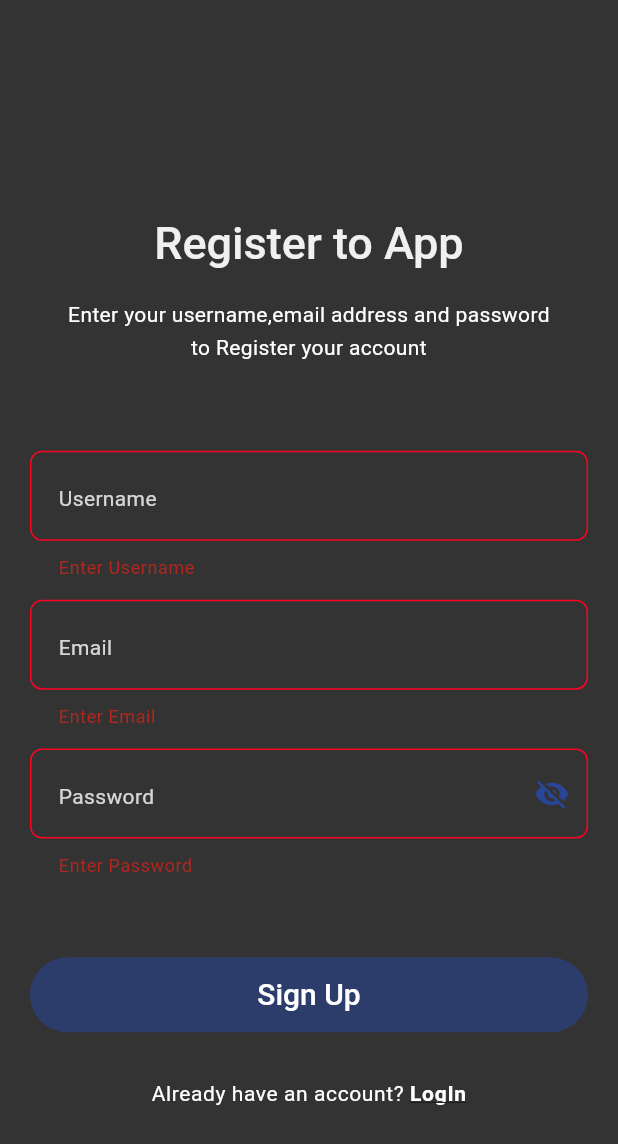
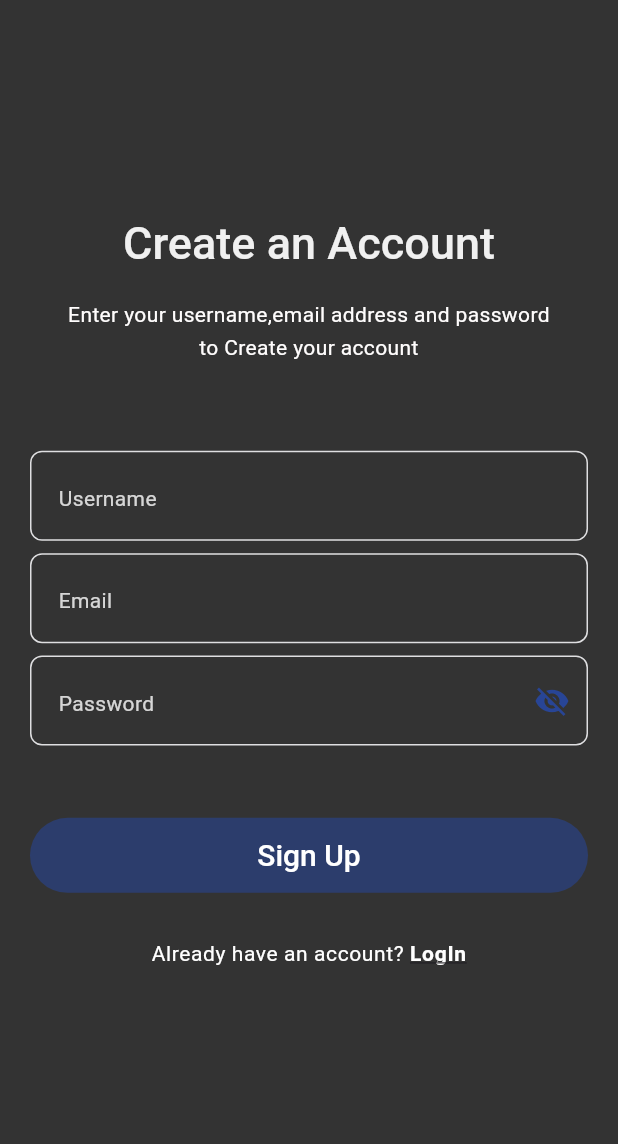
Before and after one commit to RihdoRian564265/dattingapp, a Flutter app: the SignUpScreen screen opened by its route, after a tap on "Sign Up", on a phone screen of 412 x 824 dp. Shown: the top 1144 px of the screen. Run offline on Flutter 3.47's test engine with Material 3 defaults, Android fonts, the phone set to English and light mode, and no system bars; our stand-ins replace firebase_auth, firebase_core, firebase_database, flutter_iconly, flutter_spinkit, flutter_svg and 2 more; accounts and stored records are empty; Roboto replaces fonts that are missing (SF-Pro-Display-Medium).

Commit message:
Tampilan SignUp Fixes #13

```diff
--- a/lib/view/signup/sign_up_screen.dart
+++ b/lib/view/signup/sign_up_screen.dart
@@ -1,8 +1,12 @@
+import 'dart:async';
+
+import 'package:dattingapp/res/component/input_text_field.dart';
+import 'package:dattingapp/res/component/round_botoon.dart';
 import 'package:dattingapp/utils/utils.dart';
+import 'package:dattingapp/view/login/login_screen.dart';
 import 'package:dattingapp/view_model/signup/signup_controller.dart';
 import 'package:flutter/material.dart';
-import 'package:dattingapp/res/component/input_text_field.dart';
-import 'package:dattingapp/res/component/round_botoon.dart';
+import 'package:page_transition/page_transition.dart';
 import 'package:provider/provider.dart';
 
 class SignUpScreen extends StatefulWidget {
@@ -15,9 +19,9 @@
 class _SignUpScreenState extends State<SignUpScreen> {
   final _formKey = GlobalKey<FormState>();
 
-  final emailControllor = TextEditingController();
-  final passwordControllor = TextEditingController();
-  final usernameControllor = TextEditingController();
+  final emailController = TextEditingController();
+  final passwordController = TextEditingController();
+  final usernameController = TextEditingController();
 
   final emailFocusNode = FocusNode();
   final passwordFocusNode = FocusNode();
@@ -26,9 +30,9 @@
   @override
   void dispose() {
     super.dispose();
-    emailControllor.dispose();
-    passwordControllor.dispose();
-    usernameControllor.dispose();
+    emailController.dispose();
+    passwordController.dispose();
+    usernameController.dispose();
     emailFocusNode.dispose();
     passwordFocusNode.dispose();
     usernameFocusNode.dispose();
@@ -45,7 +49,7 @@
             child: ChangeNotifierProvider(
               create: (_) => SignUpController(),
               child: Consumer<SignUpController>(
-            builder: (context, provider, child){
+                  builder: (context, provider, child) {
                 return SingleChildScrollView(
                   child: Column(
                     mainAxisAlignment: MainAxisAlignment.start,
@@ -55,17 +59,17 @@
                         height: height * .15,
                       ),
                       Text(
-                  'Register to App',
+                        'Create an Account',
                         style: Theme.of(context).textTheme.displaySmall,
                       ),
                       SizedBox(
                         height: height * .01,
-                ),Text(
-                  'Enter your username,email address and password\nto Register your account',
+                      ),
+                      Text(
+                        'Enter your username,email address and password\nto Create your account',
                         style: Theme.of(context).textTheme.bodyMedium,
                         textAlign: TextAlign.center,
                       ),
-
                       SizedBox(
                         height: height * .01,
                       ),
@@ -78,24 +82,27 @@
                             children: [
                               InputTextField(
                                   enable: true,
-                            myController: usernameControllor,
+                                  myController: usernameController,
                                   focusNode: usernameFocusNode,
                                   onFieldSubmittedValue: (value) {},
                                   keyboardType: TextInputType.emailAddress,
                                   isPasswordField: false,
                                   hint: 'Username',
                                   onValidator: (value) {
-                              return value.isEmpty ? 'Enter Username' : null;
+                                    return value.isEmpty
+                                        ? 'Enter Username'
+                                        : null;
                                   }),
                               SizedBox(
                                 height: height * 0.01,
                               ),
                               InputTextField(
                                   enable: true,
-                            myController: emailControllor,
+                                  myController: emailController,
                                   focusNode: emailFocusNode,
                                   onFieldSubmittedValue: (value) {
-                              Utils.fieldFocus(context, emailFocusNode, passwordFocusNode);
+                                    Utils.fieldFocus(context, emailFocusNode,
+                                        passwordFocusNode);
                                   },
                                   keyboardType: TextInputType.emailAddress,
                                   isPasswordField: false,
@@ -108,14 +115,16 @@
                               ),
                               InputTextField(
                                   enable: true,
-                            myController: passwordControllor,
+                                  myController: passwordController,
                                   focusNode: passwordFocusNode,
                                   onFieldSubmittedValue: (value) {},
                                   keyboardType: TextInputType.visiblePassword,
                                   isPasswordField: true,
                                   hint: 'Password',
                                   onValidator: (value) {
-                              return value.isEmpty ? 'Enter Password' : null;
+                                    return value.isEmpty
+                                        ? 'Enter Password'
+                                        : null;
                                   })
                             ],
                           ),
@@ -128,10 +137,19 @@
                         title: 'Sign Up',
                         loading: provider.loading,
                         onPressed: () {
-
-                    if(_formKey.currentState!.validate ()){
-                      provider.signUp(context, usernameControllor.text, emailControllor.text, passwordControllor.text);
-
+                          if (_formKey.currentState!.validate()) {
+                            provider.signUp(context, usernameController.text,
+                                emailController.text, passwordController.text);
+                          } else {
+                            Timer(
+                              Duration(seconds: 1),
+                              () => Navigator.of(context).push(
+                                PageTransition(
+                                  child: SignUpScreen(),
+                                  type: PageTransitionType.fade,
+                                ),
+                              ),
+                            );
                           }
                         },
                       ),
@@ -140,7 +158,12 @@
                       ),
                       InkWell(
                         onTap: () {
-                    Navigator.pushNamed(context, '/login');
+                          Navigator.of(context).push(
+                            PageTransition(
+                              child: LoginScreen(),
+                              type: PageTransitionType.fade,
+                            ),
+                          );
                         },
                         child: Text.rich(
                           TextSpan(
@@ -157,7 +180,8 @@
                                       .bodyLarge!
                                       .copyWith(
                                           fontSize: 14,
-                                    decoration: TextDecoration.underline)),
+                                          decoration:
+                                              TextDecoration.underline)),
                             ],
                           ),
                         ),
@@ -165,10 +189,8 @@
                     ],
                   ),
                 );
-          }
-          ),
-          )
-        ),
+              }),
+            )),
       ),
     );
   }
```
Also changed, not shown: lib/view/splash/splash_screen.dart (+19 -16 lines), lib/view_model/signup/signup_controller.dart (+26 -31 lines). Lines whose indentation alone changed are shown as unchanged.
